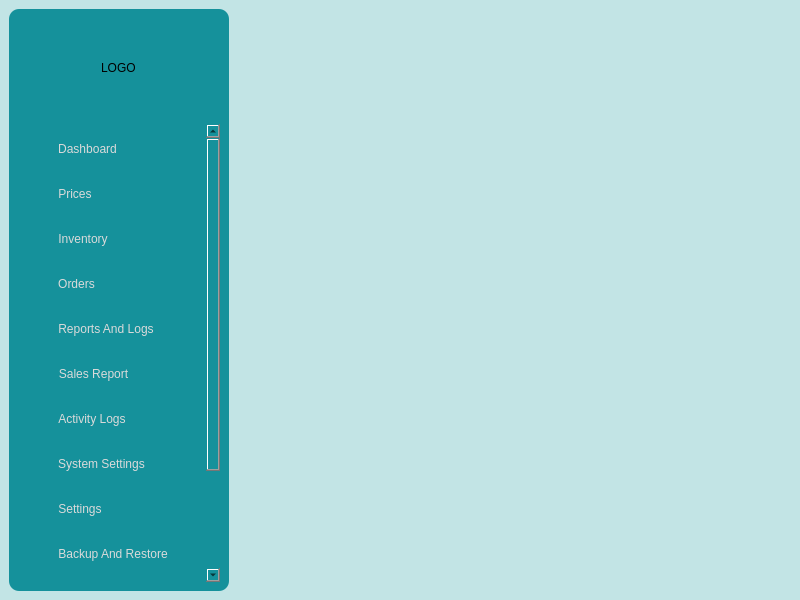
Old version of the form app/src/ui/final_ui/main_window.ui in the repository Kazu0210/Inventory-System.
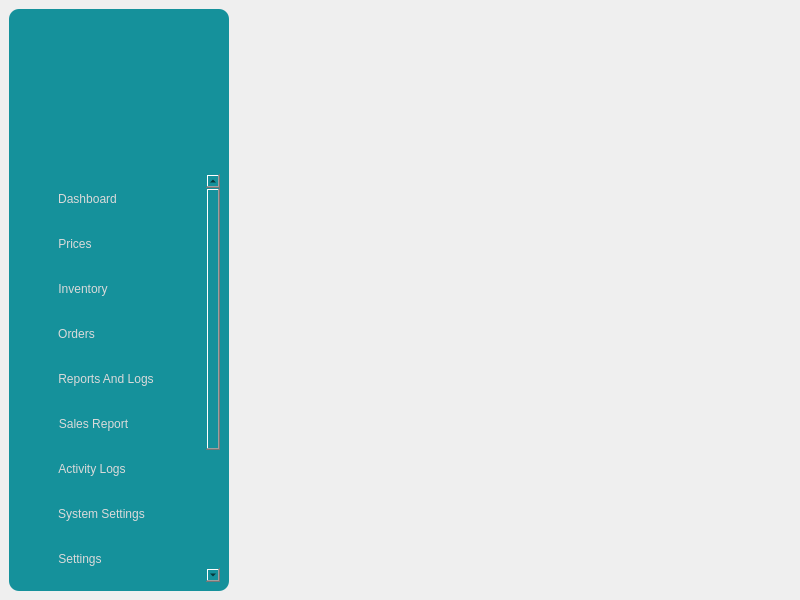
New version of the form. Icons and pictures are not drawn.

Diff of the .ui file:
```diff
--- a/app/src/ui/final_ui/main_window.ui
+++ b/app/src/ui/final_ui/main_window.ui
@@ -21,7 +21,7 @@
   </property>
   <property name="styleSheet">
    <string notr="true">font: 12pt &quot;Noto Sans&quot;;
-background-color: #C2E4E5;</string>
+</string>
   </property>
   <widget class="QWidget" name="centralwidget">
    <layout class="QHBoxLayout" name="horizontalLayout">
@@ -52,6 +52,12 @@
       <layout class="QVBoxLayout" name="verticalLayout_2">
        <item>
         <widget class="QFrame" name="frame_3">
+         <property name="sizePolicy">
+          <sizepolicy hsizetype="Preferred" vsizetype="Preferred">
+           <horstretch>0</horstretch>
+           <verstretch>1</verstretch>
+          </sizepolicy>
+         </property>
          <property name="minimumSize">
           <size>
            <width>0</width>
@@ -61,7 +67,7 @@
          <property name="maximumSize">
           <size>
            <width>16777215</width>
-           <height>100</height>
+           <height>150</height>
           </size>
          </property>
          <property name="frameShape">
@@ -70,11 +76,35 @@
          <property name="frameShadow">
           <enum>QFrame::Raised</enum>
          </property>
-         <layout class="QVBoxLayout" name="verticalLayout">
+         <layout class="QVBoxLayout" name="verticalLayout" stretch="0">
+          <property name="spacing">
+           <number>0</number>
+          </property>
+          <property name="leftMargin">
+           <number>0</number>
+          </property>
+          <property name="topMargin">
+           <number>0</number>
+          </property>
+          <property name="rightMargin">
+           <number>0</number>
+          </property>
+          <property name="bottomMargin">
+           <number>0</number>
+          </property>
           <item alignment="Qt::AlignHCenter|Qt::AlignVCenter">
-           <widget class="QLabel" name="label">
+           <widget class="QLabel" name="logo">
+            <property name="sizePolicy">
+             <sizepolicy hsizetype="Expanding" vsizetype="Expanding">
+              <horstretch>0</horstretch>
+              <verstretch>0</verstretch>
+             </sizepolicy>
+            </property>
             <property name="text">
-             <string>LOGO</string>
+             <string/>
+            </property>
+            <property name="scaledContents">
+             <bool>true</bool>
             </property>
            </widget>
           </item>
@@ -144,7 +174,7 @@
           <property name="geometry">
            <rect>
             <x>0</x>
-            <y>-132</y>
+            <y>0</y>
             <width>188</width>
             <height>590</height>
            </rect>
@@ -1001,7 +1031,14 @@
      </widget>
     </item>
     <item>
-     <widget class="QWidget" name="content_widget" native="true"/>
+     <widget class="QWidget" name="content_widget" native="true">
+      <property name="sizePolicy">
+       <sizepolicy hsizetype="Preferred" vsizetype="Preferred">
+        <horstretch>0</horstretch>
+        <verstretch>10</verstretch>
+       </sizepolicy>
+      </property>
+     </widget>
     </item>
    </layout>
   </widget>
```
